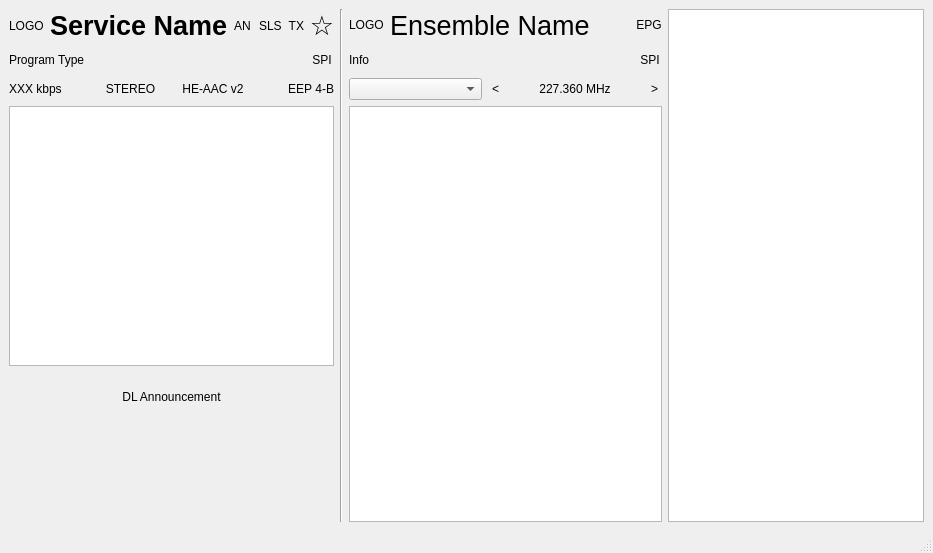
Qt form gui/mainwindow.ui (KejPi/AbracaDABra) before a commit.
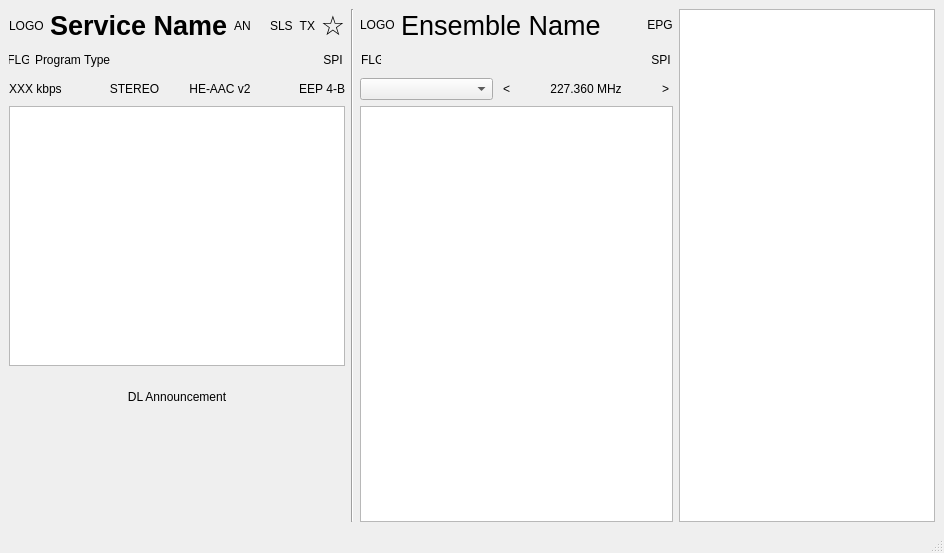
The same form after that commit. Custom widgets are drawn as their Qt base class.

Commit message: feat: Optional country flag for service and ensemble (Issue #195)

```diff
--- a/gui/mainwindow.ui
+++ b/gui/mainwindow.ui
@@ -6,7 +6,7 @@
    <rect>
     <x>0</x>
     <y>0</y>
-    <width>933</width>
+    <width>944</width>
     <height>553</height>
    </rect>
   </property>
@@ -138,8 +138,36 @@
       <item>
        <layout class="QHBoxLayout" name="horizontalLayout_3">
         <property name="spacing">
-         <number>0</number>
+         <number>-1</number>
         </property>
+        <item>
+         <widget class="QLabel" name="flagLabel">
+          <property name="minimumSize">
+           <size>
+            <width>20</width>
+            <height>0</height>
+           </size>
+          </property>
+          <property name="maximumSize">
+           <size>
+            <width>0</width>
+            <height>15</height>
+           </size>
+          </property>
+          <property name="text">
+           <string notr="true">FLG</string>
+          </property>
+          <property name="scaledContents">
+           <bool>true</bool>
+          </property>
+          <property name="alignment">
+           <set>Qt::AlignmentFlag::AlignCenter</set>
+          </property>
+          <property name="margin">
+           <number>0</number>
+          </property>
+         </widget>
+        </item>
         <item>
          <widget class="QLabel" name="programTypeLabel">
           <property name="minimumSize">
@@ -271,8 +299,33 @@
         <property name="spacing">
          <number>0</number>
         </property>
+        <property name="leftMargin">
+         <number>1</number>
+        </property>
         <item>
-         <widget class="QLabel" name="ensembleInfoLabel">
+         <widget class="QLabel" name="ensembleFlagLabel">
+          <property name="minimumSize">
+           <size>
+            <width>20</width>
+            <height>0</height>
+           </size>
+          </property>
+          <property name="maximumSize">
+           <size>
+            <width>0</width>
+            <height>15</height>
+           </size>
+          </property>
+          <property name="text">
+           <string notr="true">FLG</string>
+          </property>
+          <property name="scaledContents">
+           <bool>true</bool>
+          </property>
+         </widget>
+        </item>
+        <item>
+         <widget class="QLabel" name="dummyEnsELabel">
           <property name="minimumSize">
            <size>
             <width>0</width>
@@ -280,7 +333,7 @@
            </size>
           </property>
           <property name="text">
-           <string notr="true">Info</string>
+           <string notr="true"/>
           </property>
          </widget>
         </item>
@@ -670,7 +723,7 @@
         <rect>
          <x>0</x>
          <y>0</y>
-         <width>344</width>
+         <width>349</width>
          <height>100</height>
         </rect>
        </property>
@@ -926,16 +979,16 @@
   <widget class="QStatusBar" name="statusbar"/>
  </widget>
  <customwidgets>
-  <customwidget>
-   <class>SLSView</class>
-   <extends>QGraphicsView</extends>
-   <header>slsview.h</header>
-  </customwidget>
   <customwidget>
    <class>ClickableLabel</class>
    <extends>QLabel</extends>
    <header>clickablelabel.h</header>
   </customwidget>
+  <customwidget>
+   <class>SLSView</class>
+   <extends>QGraphicsView</extends>
+   <header>slsview.h</header>
+  </customwidget>
  </customwidgets>
  <tabstops>
   <tabstop>serviceListView</tabstop>
```
Left out of the diff: 2 changed lines with no effect on the pictures. The commit also changes 11 other files.
